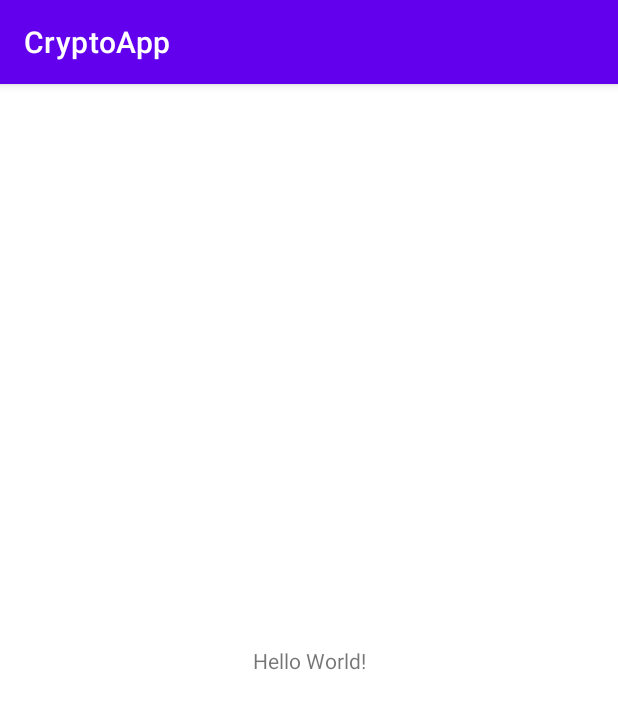
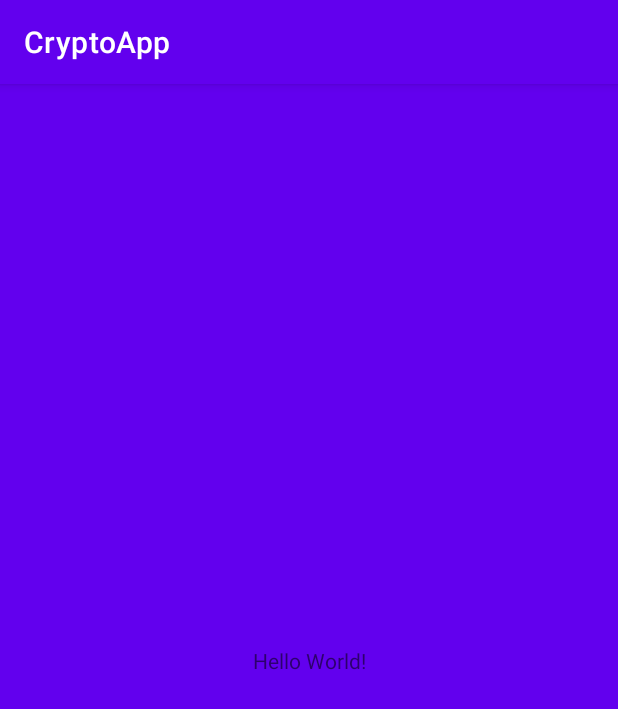
Before and after one commit to boykoss/CryptoApp, an Android app: the screen it shows after launch (MainActivity), on a phone screen of 412 x 824 dp. Shown: the top 709 px of the screen. Run offline under Robolectric (Android 15) with nearby library versions, the phone set to English and light mode, and no system bars.

```diff
--- a/app/src/main/res/layout/activity_main.xml
+++ b/app/src/main/res/layout/activity_main.xml
@@ -4,6 +4,7 @@
     xmlns:tools="http://schemas.android.com/tools"
     android:layout_width="match_parent"
     android:layout_height="match_parent"
+    android:background="@color/purple_500"
     tools:context=".MainActivity">
 
     <TextView
```
